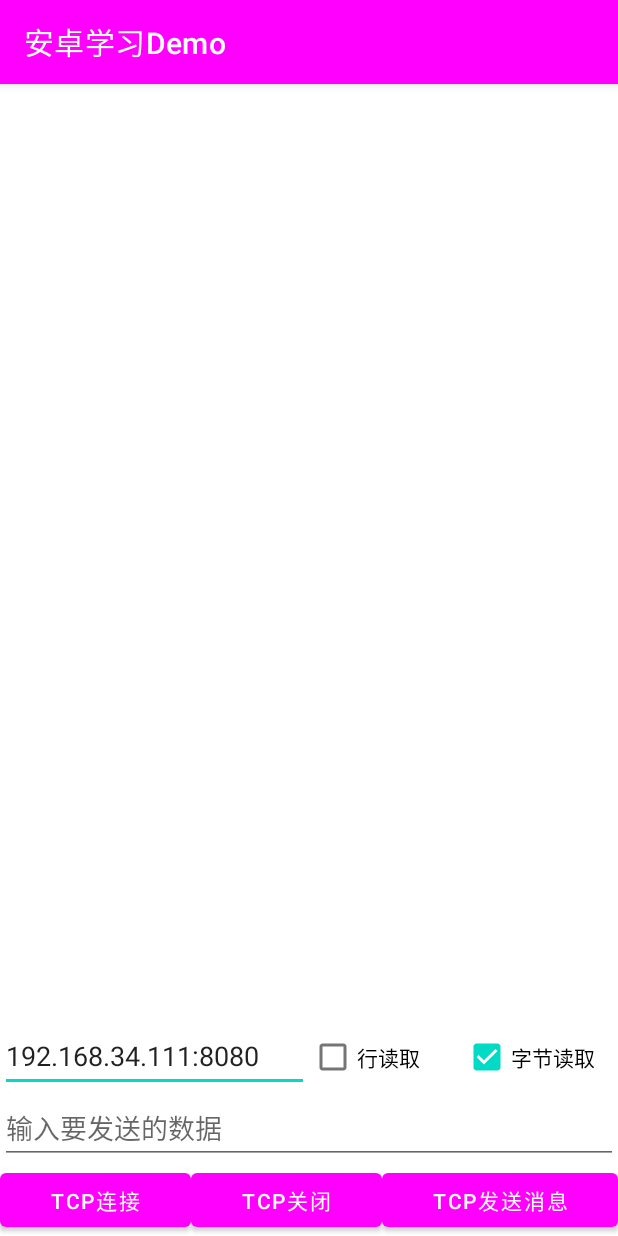
After one commit to LuckyLi706/AndroidLearnDemo, an Android app: the TcpClientActivity screen opened directly, with no data from a screen before it, on a phone screen of 412 x 824 dp. The commit adds this screen. Run offline under Robolectric (Android 15) with nearby library versions, the phone set to English and light mode, and no system bars.

Commit message:
add tcp和udp代码

```diff
--- a/app/src/main/AndroidManifest.xml
+++ b/app/src/main/AndroidManifest.xml
@@ -4,6 +4,7 @@
 
     <uses-permission android:name="android.permission.INTERNET" />
     <uses-permission android:name="android.permission.READ_EXTERNAL_STORAGE" />
+    <uses-permission android:name="android.permission.CHANGE_WIFI_MULTICAST_STATE" />
 
     <application
         android:name=".App"
@@ -32,6 +33,8 @@
         </activity>
         <activity android:name=".ui.activity.network.NetworkActivity" />
         <activity android:name=".ui.activity.network.SocketIoActivity" />
+        <activity android:name=".ui.activity.network.UdpClientActivity"/>
+        <activity android:name=".ui.activity.network.TcpClientActivity"/>
     </application>
 
 </manifest>
--- /dev/null
+++ b/app/src/main/res/layout/activity_tcp_client.xml
@@ -0,0 +1,92 @@
+<?xml version="1.0" encoding="utf-8"?>
+<androidx.constraintlayout.widget.ConstraintLayout xmlns:android="http://schemas.android.com/apk/res/android"
+    xmlns:app="http://schemas.android.com/apk/res-auto"
+    android:layout_width="match_parent"
+    android:layout_height="match_parent">
+
+    <TextView
+        android:id="@+id/tv_tcp_content"
+        android:layout_width="match_parent"
+        android:layout_height="wrap_content"
+        android:scrollbars="vertical"
+        android:textSize="18sp"
+        app:layout_constraintLeft_toLeftOf="parent"
+        app:layout_constraintRight_toRightOf="parent"
+        app:layout_constraintTop_toTopOf="parent" />
+
+    <LinearLayout
+        android:layout_width="match_parent"
+        android:layout_height="wrap_content"
+        android:orientation="vertical"
+        app:layout_constraintBottom_toBottomOf="parent"
+        app:layout_constraintLeft_toLeftOf="parent"
+        app:layout_constraintRight_toRightOf="parent">
+
+        <LinearLayout
+            android:layout_width="match_parent"
+            android:layout_height="wrap_content"
+            app:layout_constraintBottom_toBottomOf="parent"
+            app:layout_constraintLeft_toLeftOf="parent"
+            app:layout_constraintRight_toRightOf="parent">
+
+
+            <EditText
+                android:id="@+id/et_ip_port"
+                android:layout_width="0dp"
+                android:layout_height="wrap_content"
+                android:layout_weight="2"
+                android:hint="服务端地址" />
+
+            <CheckBox
+                android:id="@+id/cb_line"
+                android:layout_width="0dp"
+                android:layout_height="wrap_content"
+                android:layout_weight="1"
+                android:text="@string/tcp_line" />
+
+            <CheckBox
+                android:id="@+id/cb_byte"
+                android:layout_width="0dp"
+                android:layout_height="wrap_content"
+                android:layout_weight="1"
+                android:checked="true"
+                android:text="@string/tcp_byte" />
+        </LinearLayout>
+
+        <EditText
+            android:id="@+id/et_send_message"
+            android:layout_width="match_parent"
+            android:layout_height="wrap_content"
+            android:hint="输入要发送的数据" />
+
+        <LinearLayout
+            android:layout_width="match_parent"
+            android:layout_height="wrap_content"
+            app:layout_constraintBottom_toBottomOf="parent"
+            app:layout_constraintLeft_toLeftOf="parent"
+            app:layout_constraintRight_toRightOf="parent">
+
+
+            <Button
+                android:id="@+id/btn_tcp_connect"
+                android:layout_width="wrap_content"
+                android:layout_height="wrap_content"
+                android:layout_weight="1"
+                android:text="@string/tcp_connect" />
+
+            <Button
+                android:id="@+id/btn_tcp_close"
+                android:layout_width="wrap_content"
+                android:layout_height="wrap_content"
+                android:layout_weight="1"
+                android:text="@string/tcp_close" />
+
+            <Button
+                android:id="@+id/btn_tcp_send"
+                android:layout_width="wrap_content"
+                android:layout_height="wrap_content"
+                android:layout_weight="1"
+                android:text="@string/tcp_send" />
+        </LinearLayout>
+    </LinearLayout>
+</androidx.constraintlayout.widget.ConstraintLayout>
--- a/app/src/main/res/values/strings.xml
+++ b/app/src/main/res/values/strings.xml
@@ -10,6 +10,16 @@
     <string name="web_socket_close">websocket关闭</string>
     <string name="web_socket_send">websocket发送</string>
     <string name="socket_io">socketio实现聊天室</string>
+    <string name="udp">UDP协议</string>
+    <string name="udp_connect">UDP连接</string>
+    <string name="udp_close">UDP关闭</string>
+    <string name="udp_send">UDP发送消息</string>
+    <string name="tcp">TCP协议</string>
+    <string name="tcp_byte">字节读取</string>
+    <string name="tcp_line">行读取</string>
+    <string name="tcp_connect">TCP连接</string>
+    <string name="tcp_close">TCP关闭</string>
+    <string name="tcp_send">TCP发送消息</string>
     <string name="socket_io_connect">连接</string>
     <string name="socket_io_disconnect">断开</string>
     <string name="socket_io_send">发送</string>
```
Also changed, not shown: app/src/main/java/com/lucky/androidlearndemo/ui/activity/network/NetworkActivity.java (+8 -0 lines), app/src/main/java/com/lucky/androidlearndemo/ui/activity/network/TcpClientActivity.java (added, +198 -0 lines), app/src/main/java/com/lucky/androidlearndemo/ui/activity/network/UdpClientActivity.java (added, +143 -0 lines), app/src/main/res/layout/activity_network.xml (+14 -0 lines), app/src/main/res/layout/activity_udp_client.xml (added, +46 -0 lines).
